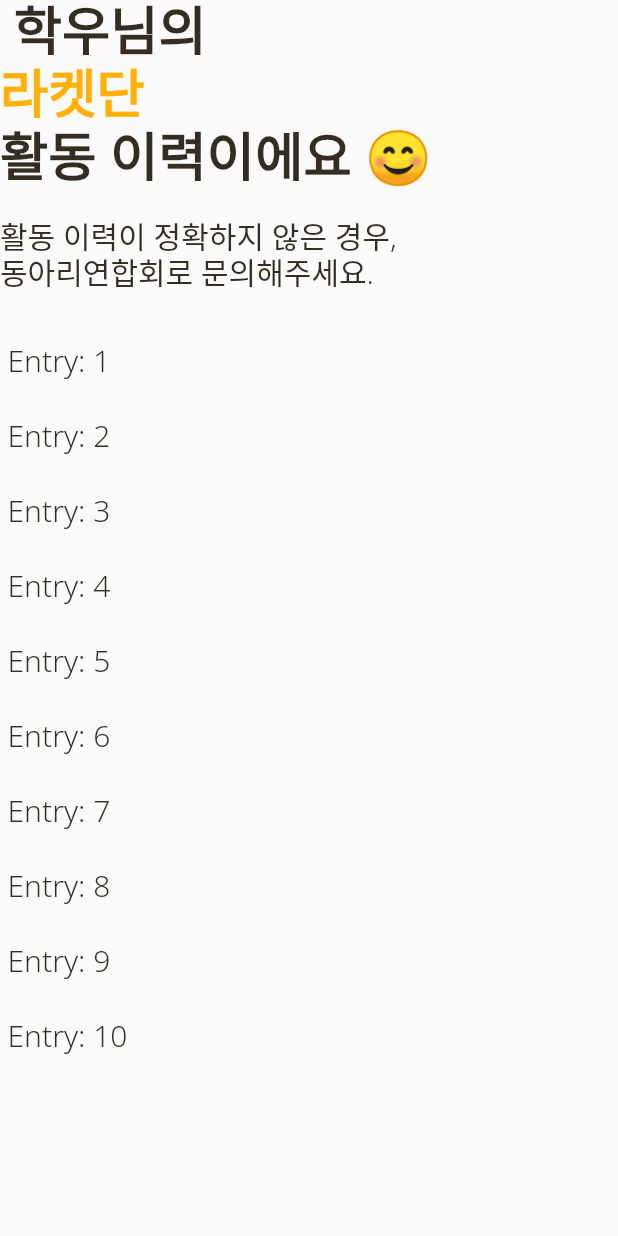
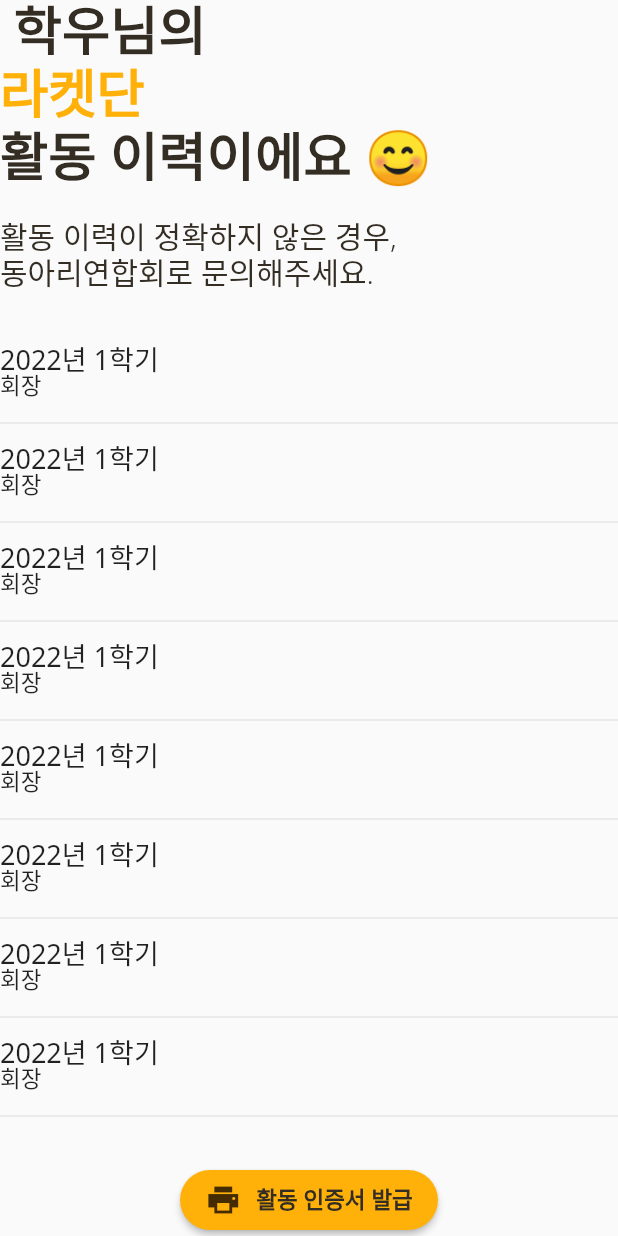
Before and after one commit to i-meant-to-be/CAUClub, a Flutter app: the ReviewWidget widget shown alone on an empty page, opened directly, on a phone screen of 412 x 824 dp. Run offline on Flutter 3.47's test engine with Material 2 defaults, Android fonts, the phone set to English and light mode, and no system bars.

```diff
--- a/root/frontend_cauclub/lib/login_widget.dart
+++ b/root/frontend_cauclub/lib/login_widget.dart
@@ -121,8 +121,8 @@ class _LoginWidgetState extends State<LoginWidget> {
                   height: 40,
                   child: Row(
                       mainAxisAlignment: MainAxisAlignment.center,
-                      children: <Widget>[
-                        fe_ui.buttonIconList[0],
+                      children: const <Widget>[
+                        Icon(Icons.login_sharp, color: Color(0xFF442C00)),
                         SizedBox(width: 10),
                         Text("활동 이력 확인", style: fe_ui.screenButtonTextStyle)
                       ])),
--- a/root/frontend_cauclub/lib/review_widget.dart
+++ b/root/frontend_cauclub/lib/review_widget.dart
@@ -32,16 +32,45 @@ class _ReviewWidgetState extends State<ReviewWidget> {
           SizedBox(height: 30),
           Expanded(
               child: Scrollbar(
-                  child: ListView.builder(
+                  child: ListView.separated(
+                      physics: BouncingScrollPhysics(),
                       scrollDirection: Axis.vertical,
-                      padding: const EdgeInsets.all(5),
+                      separatorBuilder: (context, index) => Divider(),
                       itemCount: entries.length,
                       itemBuilder: (BuildContext context, int index) {
                         return Container(
                             height: 50,
-                            child: Text('Entry: ${entries[index]}',
-                                style: fe_ui.commentTextStyle));
-                      })))
+                            child: Container(
+                                child: Column(
+                              crossAxisAlignment: CrossAxisAlignment.start,
+                              mainAxisAlignment: MainAxisAlignment.center,
+                              children: <Widget>[
+                                Text("2022년 1학기",
+                                    style: TextStyle(fontSize: 18, height: 1)),
+                                Text("회장",
+                                    style: TextStyle(fontSize: 15, height: 1))
+                              ],
+                            )));
+                      }))),
+          SizedBox(height: 30),
+          Center(
+              child: ElevatedButton(
+                  child: Container(
+                      width: 140,
+                      height: 40,
+                      child: Row(
+                          mainAxisAlignment: MainAxisAlignment.center,
+                          children: const <Widget>[
+                            Icon(Icons.local_print_shop_sharp,
+                                color: Color(0xFF442C00)),
+                            SizedBox(width: 10),
+                            Text("활동 인증서 발급",
+                                style: fe_ui.screenButtonTextStyle)
+                          ])),
+                  style: fe_ui.screenButtonStyle,
+                  onPressed: () {
+                    MainApp.of(context)!.setWidgetReplaceCounter();
+                  }))
         ]);
   }
 }
```
